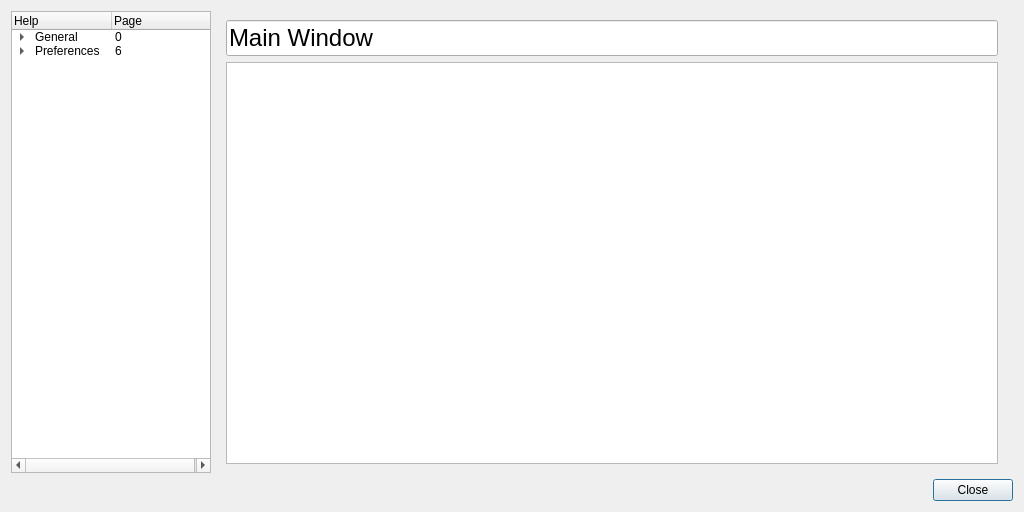
This is gui_help.ui in Shub77/phoebetria-code as Qt 5 draws it before an edit. The edited form follows.
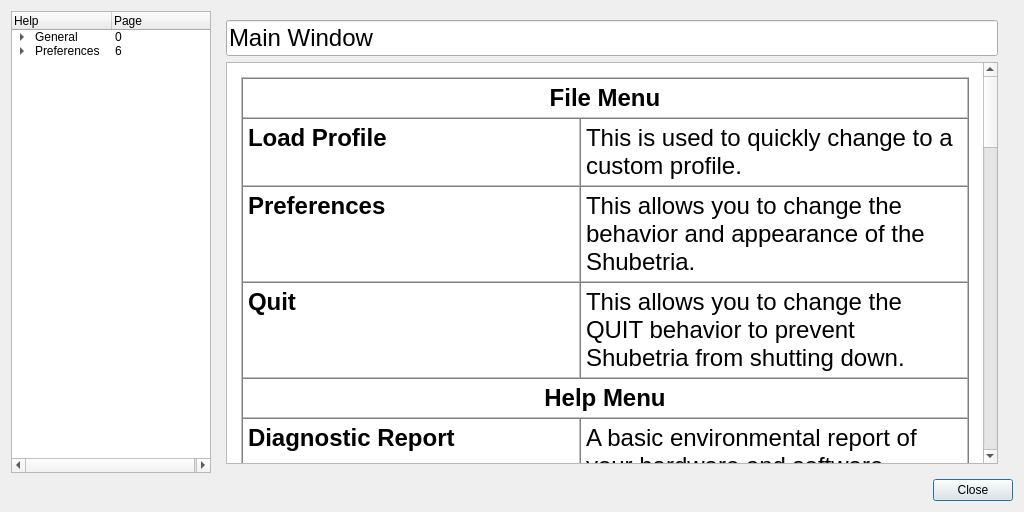
This is the edited form. The open tabs and pages were chosen to show the change. Icons and pictures are not drawn.

Commit message: Name changed to Shubetria

What changed in the file:
```diff
--- a/gui_help.ui
+++ b/gui_help.ui
@@ -249,6 +249,129 @@
        </item>
        <item>
         <widget class="QTextBrowser" name="html_Main">
+         <property name="html">
+          <string>&lt;!DOCTYPE HTML PUBLIC &quot;-//W3C//DTD HTML 4.0//EN&quot; &quot;http://www.w3.org/TR/REC-html40/strict.dtd&quot;&gt;
+&lt;html&gt;&lt;head&gt;&lt;meta name=&quot;qrichtext&quot; content=&quot;1&quot; /&gt;&lt;title&gt;Main Window&lt;/title&gt;&lt;style type=&quot;text/css&quot;&gt;
+p, li { white-space: pre-wrap; }
+&lt;/style&gt;&lt;/head&gt;&lt;body style=&quot; font-family:'MS Shell Dlg 2'; font-size:18pt; font-weight:400; font-style:normal;&quot;&gt;
+&lt;table border=&quot;0&quot; style=&quot; margin-top:0px; margin-bottom:0px; margin-left:0px; margin-right:0px;&quot; cellspacing=&quot;5&quot; cellpadding=&quot;5&quot;&gt;
+&lt;tr&gt;
+&lt;td&gt;
+&lt;table border=&quot;1&quot; style=&quot; margin-top:0px; margin-bottom:0px; margin-left:0px; margin-right:0px;&quot; cellspacing=&quot;0&quot; cellpadding=&quot;5&quot;&gt;
+&lt;tr&gt;
+&lt;td colspan=&quot;2&quot;&gt;
+&lt;p align=&quot;center&quot; style=&quot; margin-top:0px; margin-bottom:0px; margin-left:0px; margin-right:0px; -qt-block-indent:0; text-indent:0px;&quot;&gt;&lt;span style=&quot; font-weight:600;&quot;&gt;File Menu&lt;/span&gt;&lt;/p&gt;&lt;/td&gt;&lt;/tr&gt;
+&lt;tr&gt;
+&lt;td style=&quot; vertical-align:top;&quot;&gt;
+&lt;p style=&quot; margin-top:0px; margin-bottom:0px; margin-left:0px; margin-right:0px; -qt-block-indent:0; text-indent:0px;&quot;&gt;&lt;span style=&quot; font-weight:600;&quot;&gt;Load Profile&lt;/span&gt;&lt;/p&gt;&lt;/td&gt;
+&lt;td style=&quot; vertical-align:top;&quot;&gt;
+&lt;p style=&quot; margin-top:0px; margin-bottom:0px; margin-left:0px; margin-right:0px; -qt-block-indent:0; text-indent:0px;&quot;&gt;This is used to quickly change to a custom profile.&lt;/p&gt;&lt;/td&gt;&lt;/tr&gt;
+&lt;tr&gt;
+&lt;td style=&quot; vertical-align:top;&quot;&gt;
+&lt;p style=&quot; margin-top:0px; margin-bottom:0px; margin-left:0px; margin-right:0px; -qt-block-indent:0; text-indent:0px;&quot;&gt;&lt;span style=&quot; font-weight:600;&quot;&gt;Preferences&lt;/span&gt;&lt;/p&gt;&lt;/td&gt;
+&lt;td style=&quot; vertical-align:top;&quot;&gt;
+&lt;p style=&quot; margin-top:0px; margin-bottom:0px; margin-left:0px; margin-right:0px; -qt-block-indent:0; text-indent:0px;&quot;&gt;This allows you to change the behavior and appearance of the Shubetria.&lt;/p&gt;&lt;/td&gt;&lt;/tr&gt;
+&lt;tr&gt;
+&lt;td style=&quot; vertical-align:top;&quot;&gt;
+&lt;p style=&quot; margin-top:0px; margin-bottom:0px; margin-left:0px; margin-right:0px; -qt-block-indent:0; text-indent:0px;&quot;&gt;&lt;span style=&quot; font-weight:600;&quot;&gt;Quit&lt;/span&gt;&lt;/p&gt;&lt;/td&gt;
+&lt;td style=&quot; vertical-align:top;&quot;&gt;
+&lt;p style=&quot; margin-top:0px; margin-bottom:0px; margin-left:0px; margin-right:0px; -qt-block-indent:0; text-indent:0px;&quot;&gt;This allows you to change the QUIT behavior to prevent Shubetria from shutting down.&lt;/p&gt;&lt;/td&gt;&lt;/tr&gt;
+&lt;tr&gt;
+&lt;td colspan=&quot;2&quot;&gt;
+&lt;p align=&quot;center&quot; style=&quot; margin-top:0px; margin-bottom:0px; margin-left:0px; margin-right:0px; -qt-block-indent:0; text-indent:0px;&quot;&gt;&lt;span style=&quot; font-weight:600;&quot;&gt;Help Menu&lt;/span&gt;&lt;/p&gt;&lt;/td&gt;&lt;/tr&gt;
+&lt;tr&gt;
+&lt;td style=&quot; vertical-align:top;&quot;&gt;
+&lt;p style=&quot; margin-top:0px; margin-bottom:0px; margin-left:0px; margin-right:0px; -qt-block-indent:0; text-indent:0px;&quot;&gt;&lt;span style=&quot; font-weight:600;&quot;&gt;Diagnostic Report&lt;/span&gt;&lt;/p&gt;&lt;/td&gt;
+&lt;td style=&quot; vertical-align:top;&quot;&gt;
+&lt;p style=&quot; margin-top:0px; margin-bottom:0px; margin-left:0px; margin-right:0px; -qt-block-indent:0; text-indent:0px;&quot;&gt;A basic environmental report of your hardware and software configuration for support purposes.&lt;/p&gt;&lt;/td&gt;&lt;/tr&gt;
+&lt;tr&gt;
+&lt;td style=&quot; vertical-align:top;&quot;&gt;
+&lt;p style=&quot; margin-top:0px; margin-bottom:0px; margin-left:0px; margin-right:0px; -qt-block-indent:0; text-indent:0px;&quot;&gt;&lt;span style=&quot; font-weight:600;&quot;&gt;About&lt;/span&gt;&lt;/p&gt;&lt;/td&gt;
+&lt;td style=&quot; vertical-align:top;&quot;&gt;
+&lt;p style=&quot; margin-top:0px; margin-bottom:0px; margin-left:0px; margin-right:0px; -qt-block-indent:0; text-indent:0px;&quot;&gt;Software and license information as well as notable acknowledgements for the people who have provided to the development of Shubetria.&lt;/p&gt;&lt;/td&gt;&lt;/tr&gt;
+&lt;tr&gt;
+&lt;td colspan=&quot;2&quot;&gt;
+&lt;p align=&quot;center&quot; style=&quot; margin-top:0px; margin-bottom:0px; margin-left:0px; margin-right:0px; -qt-block-indent:0; text-indent:0px;&quot;&gt;&lt;span style=&quot; font-weight:600;&quot;&gt;Application Icon and Current Profile&lt;/span&gt;&lt;/p&gt;&lt;/td&gt;&lt;/tr&gt;
+&lt;tr&gt;
+&lt;td style=&quot; vertical-align:top;&quot;&gt;
+&lt;p style=&quot; margin-top:0px; margin-bottom:0px; margin-left:0px; margin-right:0px; -qt-block-indent:0; text-indent:0px;&quot;&gt;&lt;span style=&quot; font-weight:600;&quot;&gt;Application Icon&lt;/span&gt;&lt;/p&gt;&lt;/td&gt;
+&lt;td style=&quot; vertical-align:top;&quot;&gt;
+&lt;p style=&quot; margin-top:0px; margin-bottom:0px; margin-left:0px; margin-right:0px; -qt-block-indent:0; text-indent:0px;&quot;&gt;This icon will turn red if the Recon isn't detected or blue the connection is successful.&lt;/p&gt;&lt;/td&gt;&lt;/tr&gt;
+&lt;tr&gt;
+&lt;td style=&quot; vertical-align:top;&quot;&gt;
+&lt;p style=&quot; margin-top:0px; margin-bottom:0px; margin-left:0px; margin-right:0px; -qt-block-indent:0; text-indent:0px;&quot;&gt;&lt;span style=&quot; font-weight:600;&quot;&gt;Current Profile&lt;/span&gt;&lt;/p&gt;&lt;/td&gt;
+&lt;td style=&quot; vertical-align:top;&quot;&gt;
+&lt;p style=&quot; margin-top:0px; margin-bottom:0px; margin-left:0px; margin-right:0px; -qt-block-indent:0; text-indent:0px;&quot;&gt;This displays the profile name that is currently being used.&lt;/p&gt;&lt;/td&gt;&lt;/tr&gt;
+&lt;tr&gt;
+&lt;td colspan=&quot;2&quot;&gt;
+&lt;p align=&quot;center&quot; style=&quot; margin-top:0px; margin-bottom:0px; margin-left:0px; margin-right:0px; -qt-block-indent:0; text-indent:0px;&quot;&gt;&lt;span style=&quot; font-weight:600;&quot;&gt;Icon Buttons&lt;/span&gt;&lt;/p&gt;&lt;/td&gt;&lt;/tr&gt;
+&lt;tr&gt;
+&lt;td style=&quot; vertical-align:top;&quot;&gt;
+&lt;p style=&quot; margin-top:0px; margin-bottom:0px; margin-left:0px; margin-right:0px; -qt-block-indent:0; text-indent:0px;&quot;&gt;&lt;span style=&quot; font-weight:600;&quot;&gt;Temperature Toggle&lt;/span&gt;&lt;/p&gt;&lt;/td&gt;
+&lt;td style=&quot; vertical-align:top;&quot;&gt;
+&lt;p style=&quot; margin-top:0px; margin-bottom:0px; margin-left:0px; margin-right:0px; -qt-block-indent:0; text-indent:0px;&quot;&gt;This button toggle's the temperature displayed between celsius and fahrenheit.&lt;/p&gt;&lt;/td&gt;&lt;/tr&gt;
+&lt;tr&gt;
+&lt;td style=&quot; vertical-align:top;&quot;&gt;
+&lt;p style=&quot; margin-top:0px; margin-bottom:0px; margin-left:0px; margin-right:0px; -qt-block-indent:0; text-indent:0px;&quot;&gt;&lt;span style=&quot; font-weight:600;&quot;&gt;Alarm Toggle&lt;/span&gt;&lt;/p&gt;&lt;/td&gt;
+&lt;td style=&quot; vertical-align:top;&quot;&gt;
+&lt;p style=&quot; margin-top:0px; margin-bottom:0px; margin-left:0px; margin-right:0px; -qt-block-indent:0; text-indent:0px;&quot;&gt;This button toggle's the alarm and audible key presses of the Recon on and off.&lt;/p&gt;&lt;/td&gt;&lt;/tr&gt;
+&lt;tr&gt;
+&lt;td style=&quot; vertical-align:top;&quot;&gt;
+&lt;p style=&quot; margin-top:0px; margin-bottom:0px; margin-left:0px; margin-right:0px; -qt-block-indent:0; text-indent:0px;&quot;&gt;&lt;span style=&quot; font-weight:600;&quot;&gt;Manual Mode Toggle&lt;/span&gt;&lt;/p&gt;&lt;/td&gt;
+&lt;td style=&quot; vertical-align:top;&quot;&gt;
+&lt;p style=&quot; margin-top:0px; margin-bottom:0px; margin-left:0px; margin-right:0px; -qt-block-indent:0; text-indent:0px;&quot;&gt;This button toggle's the Recon's automatic and manual modes.&lt;/p&gt;&lt;/td&gt;&lt;/tr&gt;
+&lt;tr&gt;
+&lt;td style=&quot; vertical-align:top;&quot;&gt;
+&lt;p style=&quot; margin-top:0px; margin-bottom:0px; margin-left:0px; margin-right:0px; -qt-block-indent:0; text-indent:0px;&quot;&gt;&lt;span style=&quot; font-weight:600;&quot;&gt;Profile Configuration&lt;/span&gt;&lt;/p&gt;&lt;/td&gt;
+&lt;td style=&quot; vertical-align:top;&quot;&gt;
+&lt;p style=&quot; margin-top:0px; margin-bottom:0px; margin-left:0px; margin-right:0px; -qt-block-indent:0; text-indent:0px;&quot;&gt;This is used to configure profiles to be used while the software is running.&lt;/p&gt;&lt;/td&gt;&lt;/tr&gt;
+&lt;tr&gt;
+&lt;td style=&quot; vertical-align:top;&quot;&gt;
+&lt;p style=&quot; margin-top:0px; margin-bottom:0px; margin-left:0px; margin-right:0px; -qt-block-indent:0; text-indent:0px;&quot;&gt;&lt;span style=&quot; font-weight:600;&quot;&gt;Auto Mode Toggle&lt;/span&gt;&lt;/p&gt;&lt;/td&gt;
+&lt;td style=&quot; vertical-align:top;&quot;&gt;
+&lt;p style=&quot; margin-top:0px; margin-bottom:0px; margin-left:0px; margin-right:0px; -qt-block-indent:0; text-indent:0px;&quot;&gt;This toggle's the advanced software auto features (fan curves) on and off, this feature is only available while Shubetria is running.&lt;/p&gt;&lt;/td&gt;&lt;/tr&gt;
+&lt;tr&gt;
+&lt;td style=&quot; vertical-align:top;&quot;&gt;
+&lt;p style=&quot; margin-top:0px; margin-bottom:0px; margin-left:0px; margin-right:0px; -qt-block-indent:0; text-indent:0px;&quot;&gt;&lt;span style=&quot; font-weight:600;&quot;&gt;Software Auto Configuration&lt;/span&gt;&lt;/p&gt;&lt;/td&gt;
+&lt;td style=&quot; vertical-align:top;&quot;&gt;
+&lt;p style=&quot; margin-top:0px; margin-bottom:0px; margin-left:0px; margin-right:0px; -qt-block-indent:0; text-indent:0px;&quot;&gt;This button is used to customize the advanced software auto (fan curve) profiles.&lt;/p&gt;&lt;/td&gt;&lt;/tr&gt;
+&lt;tr&gt;
+&lt;td colspan=&quot;2&quot;&gt;
+&lt;p align=&quot;center&quot; style=&quot; margin-top:0px; margin-bottom:0px; margin-left:0px; margin-right:0px; -qt-block-indent:0; text-indent:0px;&quot;&gt;&lt;span style=&quot; font-weight:600;&quot;&gt;Channel Controls&lt;/span&gt;&lt;/p&gt;&lt;/td&gt;&lt;/tr&gt;
+&lt;tr&gt;
+&lt;td style=&quot; vertical-align:top;&quot;&gt;
+&lt;p style=&quot; margin-top:0px; margin-bottom:0px; margin-left:0px; margin-right:0px; -qt-block-indent:0; text-indent:0px;&quot;&gt;&lt;span style=&quot; font-weight:600;&quot;&gt;Current Temperature&lt;/span&gt;&lt;/p&gt;&lt;/td&gt;
+&lt;td style=&quot; vertical-align:top;&quot;&gt;
+&lt;p style=&quot; margin-top:0px; margin-bottom:0px; margin-left:0px; margin-right:0px; -qt-block-indent:0; text-indent:0px;&quot;&gt;This displays the current temperature; it may also display a smaller number if probe affinity is enabled.&lt;/p&gt;&lt;/td&gt;&lt;/tr&gt;
+&lt;tr&gt;
+&lt;td style=&quot; vertical-align:top;&quot;&gt;
+&lt;p style=&quot; margin-top:0px; margin-bottom:0px; margin-left:0px; margin-right:0px; -qt-block-indent:0; text-indent:0px;&quot;&gt;&lt;span style=&quot; font-weight:600;&quot;&gt;RPM Slider&lt;/span&gt;&lt;/p&gt;&lt;/td&gt;
+&lt;td style=&quot; vertical-align:top;&quot;&gt;
+&lt;p style=&quot; margin-top:0px; margin-bottom:0px; margin-left:0px; margin-right:0px; -qt-block-indent:0; text-indent:0px;&quot;&gt;This manually controls the rpm of your fans in increments of 100, the logarithmic scale can be disabled through preferences.&lt;/p&gt;&lt;/td&gt;&lt;/tr&gt;
+&lt;tr&gt;
+&lt;td style=&quot; vertical-align:top;&quot;&gt;
+&lt;p style=&quot; margin-top:0px; margin-bottom:0px; margin-left:0px; margin-right:0px; -qt-block-indent:0; text-indent:0px;&quot;&gt;&lt;span style=&quot; font-weight:600;&quot;&gt;RPM Indicator&lt;/span&gt;&lt;/p&gt;&lt;/td&gt;
+&lt;td style=&quot; vertical-align:top;&quot;&gt;
+&lt;p style=&quot; margin-top:0px; margin-bottom:0px; margin-left:0px; margin-right:0px; -qt-block-indent:0; text-indent:0px;&quot;&gt;This displays the current rpm of the fan, the indicator will &amp;quot;slide&amp;quot; as the rpm increases or decreases.&lt;/p&gt;&lt;/td&gt;&lt;/tr&gt;
+&lt;tr&gt;
+&lt;td style=&quot; vertical-align:top;&quot;&gt;
+&lt;p style=&quot; margin-top:0px; margin-bottom:0px; margin-left:0px; margin-right:0px; -qt-block-indent:0; text-indent:0px;&quot;&gt;&lt;span style=&quot; font-weight:600;&quot;&gt;Current RPM&lt;/span&gt;&lt;/p&gt;&lt;/td&gt;
+&lt;td style=&quot; vertical-align:top;&quot;&gt;
+&lt;p style=&quot; margin-top:0px; margin-bottom:0px; margin-left:0px; margin-right:0px; -qt-block-indent:0; text-indent:0px;&quot;&gt;This is the numerical value of the current rpm.&lt;/p&gt;&lt;/td&gt;&lt;/tr&gt;
+&lt;tr&gt;
+&lt;td style=&quot; vertical-align:top;&quot;&gt;
+&lt;p style=&quot; margin-top:0px; margin-bottom:0px; margin-left:0px; margin-right:0px; -qt-block-indent:0; text-indent:0px;&quot;&gt;&lt;span style=&quot; font-weight:600;&quot;&gt;Channel Icon&lt;/span&gt;&lt;/p&gt;&lt;/td&gt;
+&lt;td style=&quot; vertical-align:top;&quot;&gt;
+&lt;p style=&quot; margin-top:0px; margin-bottom:0px; margin-left:0px; margin-right:0px; -qt-block-indent:0; text-indent:0px;&quot;&gt;This button is used to change the channel on the Recon display.&lt;/p&gt;&lt;/td&gt;&lt;/tr&gt;
+&lt;tr&gt;
+&lt;td style=&quot; vertical-align:top;&quot;&gt;
+&lt;p style=&quot; margin-top:0px; margin-bottom:0px; margin-left:0px; margin-right:0px; -qt-block-indent:0; text-indent:0px;&quot;&gt;&lt;span style=&quot; font-weight:600;&quot;&gt;Alarm Temperature&lt;/span&gt;&lt;/p&gt;&lt;/td&gt;
+&lt;td style=&quot; vertical-align:top;&quot;&gt;
+&lt;p style=&quot; margin-top:0px; margin-bottom:0px; margin-left:0px; margin-right:0px; -qt-block-indent:0; text-indent:0px;&quot;&gt;This button will display and set the maximum temperature allowed before an audible alarm will sound.&lt;/p&gt;&lt;/td&gt;&lt;/tr&gt;&lt;/table&gt;&lt;/td&gt;&lt;/tr&gt;
+&lt;tr&gt;
+&lt;td style=&quot; vertical-align:top;&quot;&gt;
+&lt;p align=&quot;center&quot; style=&quot; margin-top:0px; margin-bottom:0px; margin-left:0px; margin-right:0px; -qt-block-indent:0; text-indent:0px;&quot;&gt;&lt;img src=&quot;images/window_main.png&quot; style=&quot;vertical-align: top;&quot; /&gt;&lt;/p&gt;&lt;/td&gt;&lt;/tr&gt;&lt;/table&gt;&lt;/body&gt;&lt;/html&gt;</string>
+         </property>
          <property name="source">
           <url>
            <string>qrc:/help/window_main.html</string>
```
Left out of the diff: 166 changed lines with no effect on the pictures. The commit also changes 74 other files.
